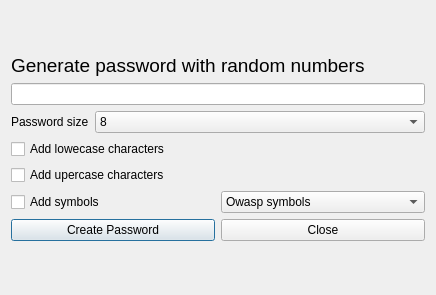
Before: the Qt Designer form dialog.ui in iagorubio/CybersecPwdgenDesktop, drawn with Qt 5.
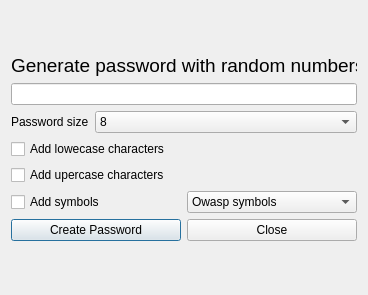
After: the same form once the commit is applied.

What changed in the file:
```diff
--- a/dialog.ui
+++ b/dialog.ui
@@ -6,7 +6,7 @@
    <rect>
     <x>0</x>
     <y>0</y>
-    <width>436</width>
+    <width>368</width>
     <height>295</height>
    </rect>
   </property>
```
